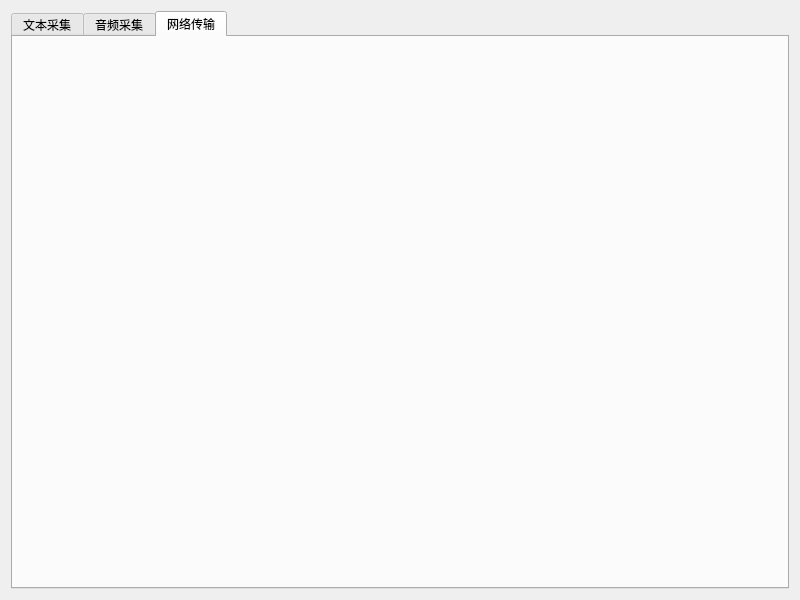
RyougiSama/SignalTransmitter, file SignalTransmitter/mainwindow.ui: the form before one commit.
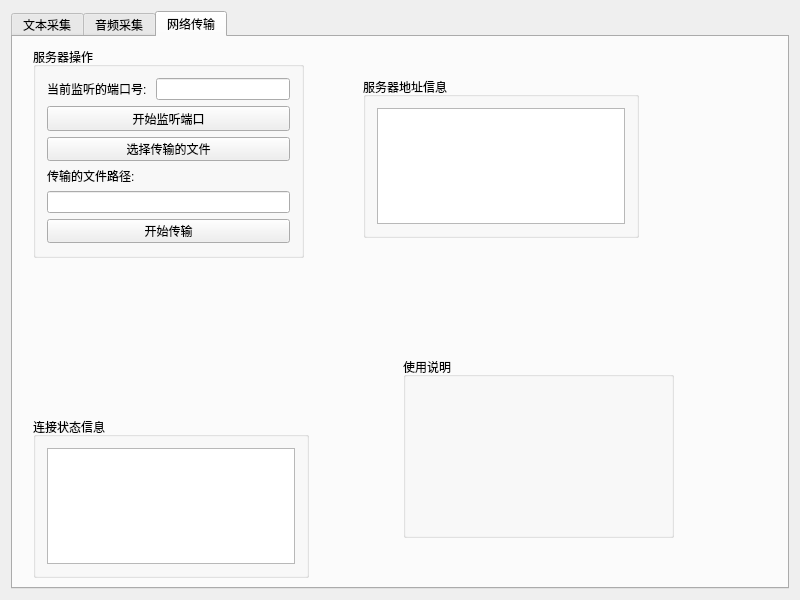
The form after the commit. The open tabs and pages were chosen to show the change. Icons and pictures are not drawn. Custom widgets are drawn as their Qt base class.

Commit message:
更新 MainWindow 和网络传输功能
- 修改 `MainWindow` 构造函数，增加采样率、传信率和载波频率的显示。
- 在 `mainwindow.qrc` 中添加 `Resource/network.png` 资源文件。
- 更新 `mainwindow.ui`，更改 `tabWidget` 当前索引为 2，并重命名 `tab_2` 为 `tab_network`，添加网络传输相关控件。
- 调整 `TimeViewModulated` 中 Y 轴刻度数，从 9 改为 8。
- 修改 `CalculateYAxisRange` 函数，更新 ASK 调制的 Y 轴范围为 -1.2 到 1.2。
- 在 `TxtModel` 的 `ModulateTxtFile` 函数中，调整载波参数计算方式，使用新的 `kCarrierFreq` 常量。
- 更新 `txtmodel.h`，修改 `kSampleRate` 和 `kSamplesPerBit` 的值，并添加 `kCarrierFreq` 常量。

The edit to the form file:
```diff
--- a/SignalTransmitter/mainwindow.ui
+++ b/SignalTransmitter/mainwindow.ui
@@ -225,6 +225,135 @@
       <attribute name="title">
        <string>网络传输</string>
       </attribute>
+      <widget class="QGroupBox" name="groupBox_4">
+       <property name="geometry">
+        <rect>
+         <x>20</x>
+         <y>10</y>
+         <width>271</width>
+         <height>211</height>
+        </rect>
+       </property>
+       <property name="title">
+        <string>服务器操作</string>
+       </property>
+       <layout class="QGridLayout" name="gridLayout_6">
+        <item row="0" column="0">
+         <widget class="QLabel" name="label">
+          <property name="text">
+           <string>当前监听的端口号: </string>
+          </property>
+         </widget>
+        </item>
+        <item row="0" column="1">
+         <widget class="QLineEdit" name="lineEdit_port">
+          <property name="readOnly">
+           <bool>false</bool>
+          </property>
+         </widget>
+        </item>
+        <item row="1" column="0" colspan="2">
+         <widget class="QPushButton" name="btn_port_listening">
+          <property name="cursor">
+           <cursorShape>PointingHandCursor</cursorShape>
+          </property>
+          <property name="text">
+           <string>开始监听端口</string>
+          </property>
+          <property name="icon">
+           <iconset resource="mainwindow.qrc">
+            <normaloff>:/MainWindow/Resource/network.png</normaloff>:/MainWindow/Resource/network.png</iconset>
+          </property>
+          <property name="checkable">
+           <bool>true</bool>
+          </property>
+         </widget>
+        </item>
+        <item row="2" column="0" colspan="2">
+         <widget class="QPushButton" name="btn_load_trans_file">
+          <property name="cursor">
+           <cursorShape>PointingHandCursor</cursorShape>
+          </property>
+          <property name="text">
+           <string>选择传输的文件</string>
+          </property>
+         </widget>
+        </item>
+        <item row="3" column="0">
+         <widget class="QLabel" name="label_2">
+          <property name="text">
+           <string>传输的文件路径:</string>
+          </property>
+         </widget>
+        </item>
+        <item row="4" column="0" colspan="2">
+         <widget class="QLineEdit" name="lineEdit_trans_file_path">
+          <property name="readOnly">
+           <bool>true</bool>
+          </property>
+         </widget>
+        </item>
+        <item row="5" column="0" colspan="2">
+         <widget class="QPushButton" name="btn_start_trans">
+          <property name="cursor">
+           <cursorShape>PointingHandCursor</cursorShape>
+          </property>
+          <property name="text">
+           <string>开始传输</string>
+          </property>
+         </widget>
+        </item>
+       </layout>
+      </widget>
+      <widget class="QGroupBox" name="groupBox_5">
+       <property name="geometry">
+        <rect>
+         <x>20</x>
+         <y>380</y>
+         <width>276</width>
+         <height>161</height>
+        </rect>
+       </property>
+       <property name="title">
+        <string>连接状态信息</string>
+       </property>
+       <layout class="QGridLayout" name="gridLayout_5">
+        <item row="0" column="0">
+         <widget class="QTextBrowser" name="textBrowser_link_info"/>
+        </item>
+       </layout>
+      </widget>
+      <widget class="QGroupBox" name="groupBox_6">
+       <property name="geometry">
+        <rect>
+         <x>390</x>
+         <y>320</y>
+         <width>271</width>
+         <height>181</height>
+        </rect>
+       </property>
+       <property name="title">
+        <string>使用说明</string>
+       </property>
+      </widget>
+      <widget class="QGroupBox" name="groupBox_7">
+       <property name="geometry">
+        <rect>
+         <x>350</x>
+         <y>40</y>
+         <width>276</width>
+         <height>161</height>
+        </rect>
+       </property>
+       <property name="title">
+        <string>服务器地址信息</string>
+       </property>
+       <layout class="QGridLayout" name="gridLayout_7">
+        <item row="0" column="0">
+         <widget class="QTextBrowser" name="textBrowser_2"/>
+        </item>
+       </layout>
+      </widget>
      </widget>
     </widget>
    </item>
```
Left out of the diff: 4 changed lines with no effect on the pictures. The commit also changes 7 other files.
